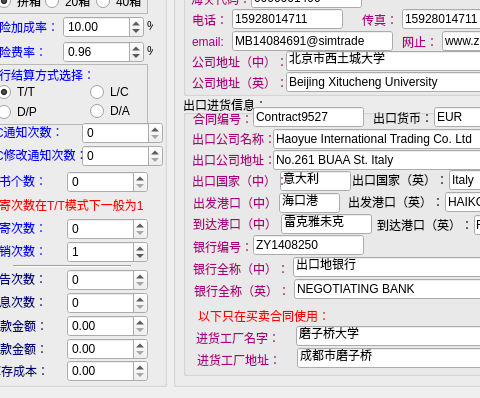
Qt form src/logicform.ui (adrianx77/DeusExMachina) before a commit; both pictures show x 426 to 906 and y 382 to 780 of the 1500 by 780 pixel window.
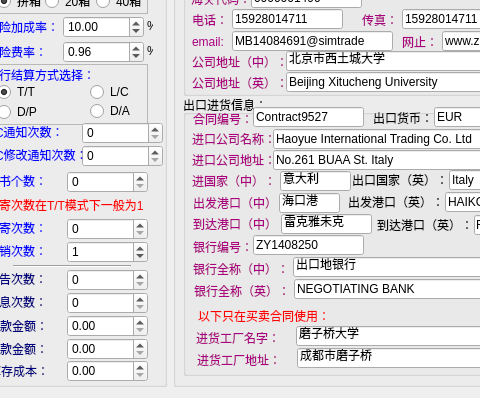
The same form after that commit.

What changed in the file:
```diff
--- a/src/logicform.ui
+++ b/src/logicform.ui
@@ -3678,7 +3678,7 @@
         <string notr="true">color: rgb(170, 0, 127);</string>
        </property>
        <property name="text">
-        <string>出口公司名称：</string>
+        <string>进口公司名称：</string>
        </property>
       </widget>
       <widget class="QLineEdit" name="e2">
@@ -3749,7 +3749,7 @@
         <string notr="true">color: rgb(170, 0, 127);</string>
        </property>
        <property name="text">
-        <string>出口国家（中）：</string>
+        <string>进国家（中）：</string>
        </property>
       </widget>
       <widget class="QLabel" name="label_105">
@@ -3791,7 +3791,7 @@
         <string notr="true">color: rgb(170, 0, 127);</string>
        </property>
        <property name="text">
-        <string>出口公司地址：</string>
+        <string>进口公司地址：</string>
        </property>
       </widget>
       <widget class="QLineEdit" name="e3">
```
Left out of the diff: 22 changed lines with no effect on the pictures.
